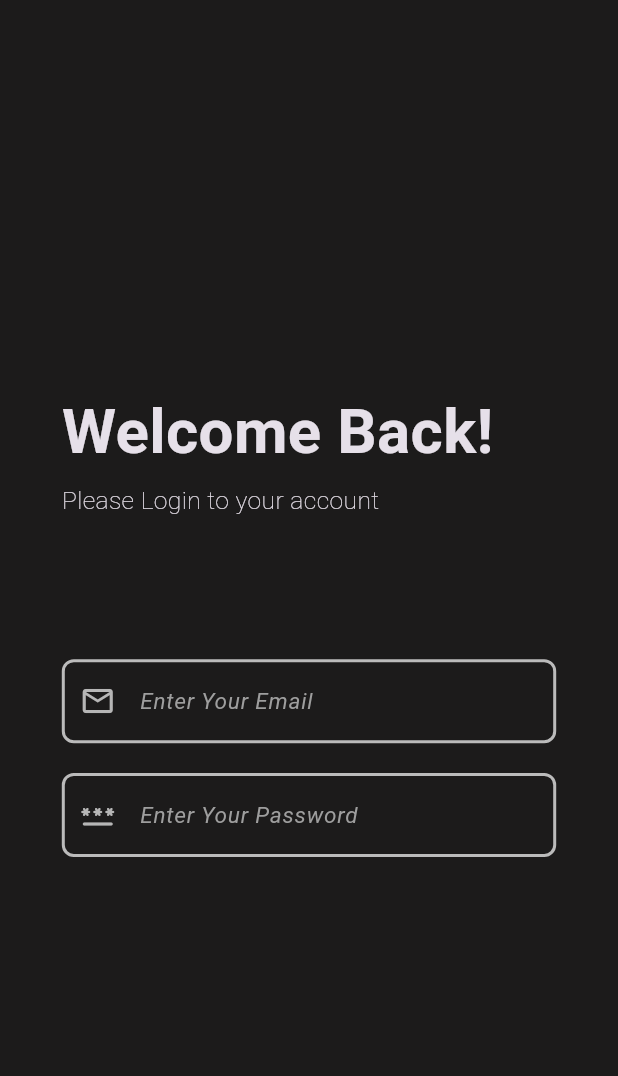
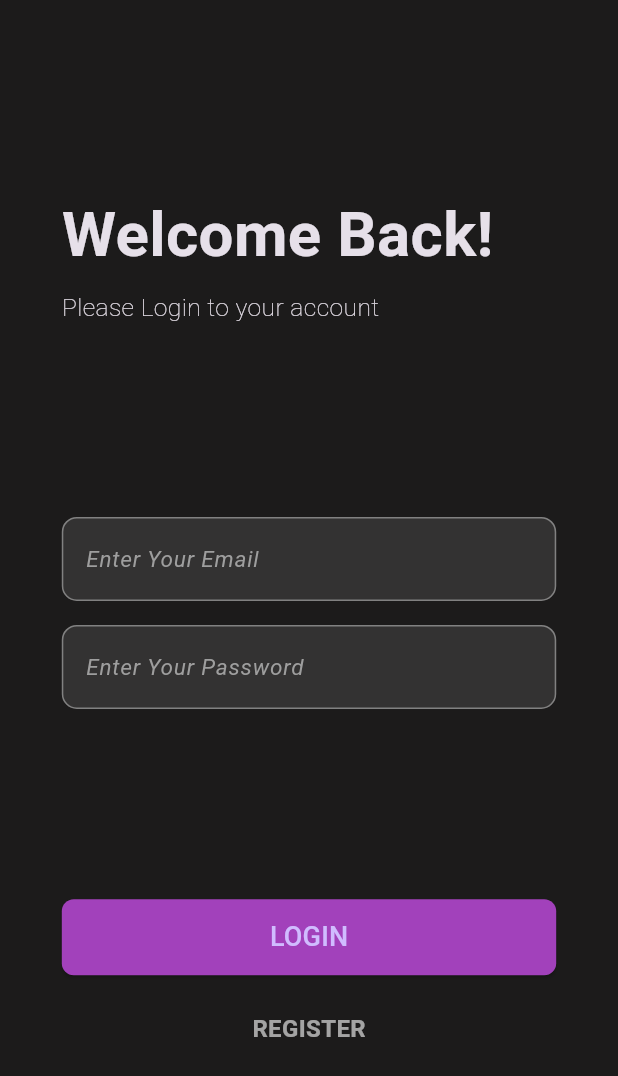
Before and after one commit to itzankitks/BanterHub, a Flutter app: the screen it shows after launch, on a phone screen of 412 x 824 dp. Shown: the top 1076 px of the screen. Run offline on Flutter 3.47's test engine with Material 3 defaults, Android fonts, the light colour scheme and no system bars; our stand-ins replace firebase_auth, firebase_core, image_picker; accounts and stored records are empty; generated files the repository leaves out were written again.

Commit message:
Added the login and signup page. with a navigator and media service.

```diff
--- a/lib/main.dart
+++ b/lib/main.dart
@@ -1,8 +1,12 @@
+// ignore_for_file: unused_import, no_leading_underscores_for_local_identifiers
+
 import 'package:flutter/material.dart';
 import 'package:firebase_core/firebase_core.dart';
 import 'firebase_options.dart';
 
 import './pages/login_page.dart';
+import './pages/registration_page.dart';
+import './services/navigation_service.dart';
 
 void main() async {
   WidgetsFlutterBinding.ensureInitialized();
@@ -17,12 +21,17 @@ class MyApp extends StatelessWidget {
   Widget build(BuildContext context) {
     return MaterialApp(
       title: 'BanterHub',
+      navigatorKey: NavigationService.instance.navigatorKey,
       theme: ThemeData(
         brightness: Brightness.dark,
-        primaryColor: Color.fromRGBO(42, 117, 188, 1),
+        primaryColor: Color.fromRGBO(162, 65, 187, 1),
         scaffoldBackgroundColor: Color.fromRGBO(28, 27, 27, 1),
       ),
-      home: LoginPage(),
+      initialRoute: "login",
+      routes: {
+        "login": (BuildContext _context) => LoginPage(),
+        "register": (BuildContext _context) => RegistrationPage(),
+      },
       debugShowCheckedModeBanner: false,
     );
   }
--- a/lib/pages/login_page.dart
+++ b/lib/pages/login_page.dart
@@ -1,6 +1,14 @@
+// ignore_for_file: no_leading_underscores_for_local_identifiers
+
+import 'package:banterhub/services/snackbar_service.dart';
 import 'package:flutter/material.dart';
+import 'package:provider/provider.dart';
+import '../providers/auth_provider.dart';
+import "../services/navigation_service.dart";
 
 class LoginPage extends StatefulWidget {
+  const LoginPage({super.key});
+
   @override
   State<StatefulWidget> createState() {
     return _LoginPageState();
@@ -10,81 +18,101 @@ class LoginPage extends StatefulWidget {
 class _LoginPageState extends State<LoginPage> {
   late double _deviceHeight;
   late double _deviceWidth;
+
   late GlobalKey<FormState> _formKey;
+  late AuthProvider _auth;
+
+  late String _email;
+  late String _password;
 
   _LoginPageState() {
     _formKey = GlobalKey<FormState>();
+    _email = "";
+    _password = "";
   }
 
   @override
   Widget build(BuildContext context) {
     _deviceHeight = MediaQuery.of(context).size.height;
     _deviceWidth = MediaQuery.of(context).size.width;
+
     return Scaffold(
       backgroundColor: Theme.of(context).scaffoldBackgroundColor,
-      body: Align(
-        alignment: Alignment.center,
+      body: Center(
+        child: ChangeNotifierProvider<AuthProvider>.value(
+          value: AuthProvider.instance,
+          child: SingleChildScrollView(
+            child: ConstrainedBox(
+              constraints: BoxConstraints(
+                minHeight: _deviceHeight,
+              ),
+              child: Padding(
+                padding: EdgeInsets.symmetric(horizontal: _deviceWidth * 0.1),
+                child: IntrinsicHeight(
                   child: _loginPageUI(),
+                ),
+              ),
+            ),
+          ),
+        ),
       ),
     );
   }
 
   Widget _loginPageUI() {
-    return Container(
-      height: _deviceHeight * 0.6,
-      alignment: Alignment.center,
-      padding: EdgeInsets.symmetric(horizontal: _deviceWidth * 0.10),
-      child: Column(
+    return Builder(
+      builder: (BuildContext _context) {
+        SnackBarService.instance.buildContext = _context;
+        _auth = Provider.of<AuthProvider>(_context);
+        return Column(
           mainAxisAlignment: MainAxisAlignment.spaceEvenly,
-        mainAxisSize: MainAxisSize.max,
           crossAxisAlignment: CrossAxisAlignment.start,
           children: <Widget>[
             _headingWidget(),
-          _inputForm(),
+            _inputFields(),
+            _logInPageButtons(),
           ],
-      ),
+        );
+      },
     );
   }
 
   Widget _headingWidget() {
-    return Container(
-      height: _deviceHeight * 0.12,
-      child: Column(
-        mainAxisAlignment: MainAxisAlignment.spaceEvenly,
+    return Column(
       crossAxisAlignment: CrossAxisAlignment.start,
-        mainAxisSize: MainAxisSize.max,
       children: <Widget>[
         Text(
           "Welcome Back!",
           style: TextStyle(
-                fontSize: _deviceWidth * 0.1, fontWeight: FontWeight.w700),
+            fontSize: _deviceWidth * 0.1,
+            fontWeight: FontWeight.w700,
           ),
+        ),
+        SizedBox(height: 8),
         Text(
           "Please Login to your account",
           style: TextStyle(
-                fontSize: _deviceWidth * 0.04, fontWeight: FontWeight.w200),
+            fontSize: _deviceWidth * 0.04,
+            fontWeight: FontWeight.w200,
+          ),
         ),
       ],
-      ),
     );
   }
 
-  Widget _inputForm() {
-    return Container(
-      height: _deviceHeight * 0.16,
-      child: Form(
-        // this key saves the state of the form... all the state data
+  Widget _inputFields() {
+    return Form(
       key: _formKey,
-        onChanged: () {},
+      onChanged: () {
+        _formKey.currentState?.save();
+      },
       child: Column(
-          mainAxisAlignment: MainAxisAlignment.spaceBetween,
-          mainAxisSize: MainAxisSize.max,
         crossAxisAlignment: CrossAxisAlignment.start,
         children: <Widget>[
           _emailTextField(),
+          SizedBox(height: 16),
           _passwordTextField(),
         ],
-        ),
       ),
     );
   }
@@ -92,34 +120,19 @@ class _LoginPageState extends State<LoginPage> {
   Widget _emailTextField() {
     return TextFormField(
       autocorrect: false,
-      style: TextStyle(color: Colors.white),
-      validator: (_input) {},
-      onSaved: (_input) {},
+      style: const TextStyle(color: Colors.white),
+      validator: (_input) {
+        return _input!.isNotEmpty && _input.contains("@")
+            ? null
+            : "Please Enter a valid Email";
+      },
+      onSaved: (_input) {
+        setState(() {
+          _email = _input!;
+        });
+      },
       cursorColor: Colors.white,
-      decoration: InputDecoration(
-        prefixIcon: const Icon(Icons.email_outlined),
-        prefixIconColor: const Color.fromARGB(255, 182, 182, 182),
-        hintText: "Enter Your Email",
-        hintStyle: const TextStyle(
-          fontSize: 15,
-          fontStyle: FontStyle.italic,
-          color: Colors.grey,
-        ),
-        focusedBorder: OutlineInputBorder(
-          borderRadius: BorderRadius.circular(8),
-          borderSide: const BorderSide(
-            color: Colors.white,
-            width: 2,
-          ),
-        ),
-        enabledBorder: OutlineInputBorder(
-          borderRadius: BorderRadius.circular(8),
-          borderSide: const BorderSide(
-            color: Colors.white70,
-            width: 2,
-          ),
-        ),
-      ),
+      decoration: _textFieldDecoration(hintText: "Enter Your Email"),
     );
   }
 
@@ -127,31 +140,95 @@ class _LoginPageState extends State<LoginPage> {
     return TextFormField(
       autocorrect: false,
       obscureText: true,
-      style: TextStyle(color: Colors.white),
-      validator: (_input) {},
-      onSaved: (_input) {},
+      style: const TextStyle(color: Colors.white),
+      validator: (_input) {
+        return _input!.isNotEmpty ? null : "Please Enter a Password";
+      },
+      onSaved: (_input) {
+        setState(() {
+          _password = _input!;
+        });
+      },
       cursorColor: Colors.white,
-      decoration: InputDecoration(
-        prefixIcon: const Icon(Icons.password_rounded),
-        prefixIconColor: const Color.fromARGB(255, 182, 182, 182),
-        hintText: "Enter Your Password",
+      decoration: _textFieldDecoration(hintText: "Enter Your Password"),
+    );
+  }
+
+  InputDecoration _textFieldDecoration({required String hintText}) {
+    return InputDecoration(
+      hintText: hintText,
       hintStyle: const TextStyle(
         fontSize: 15,
         fontStyle: FontStyle.italic,
         color: Colors.grey,
       ),
+      filled: true,
+      fillColor: Colors.white10,
       focusedBorder: OutlineInputBorder(
-          borderRadius: BorderRadius.circular(8),
-          borderSide: const BorderSide(
-            color: Colors.white,
-            width: 2,
+        borderRadius: BorderRadius.circular(10),
+        borderSide: const BorderSide(color: Colors.blue, width: 2),
+      ),
+      enabledBorder: OutlineInputBorder(
+        borderRadius: BorderRadius.circular(10),
+        borderSide: const BorderSide(color: Colors.white38, width: 1),
+      ),
+      errorBorder: OutlineInputBorder(
+        borderRadius: BorderRadius.circular(10),
+        borderSide: const BorderSide(color: Colors.red, width: 2),
+      ),
+    );
+  }
+
+  Widget _logInPageButtons() {
+    return Column(
+      children: [
+        _logInButton(),
+        SizedBox(height: 24),
+        _registerButton(),
+      ],
+    );
+  }
+
+  Widget _logInButton() {
+    return _auth.status == AuthStatus.Authenticating
+        ? const Center(
+            child: CircularProgressIndicator(),
+          )
+        : SizedBox(
+            width: double.infinity,
+            child: ElevatedButton(
+              onPressed: () {
+                if (_formKey.currentState!.validate()) {
+                  _auth.loginUserWithEmailAndPassword(_email, _password);
+                }
+              },
+              style: ElevatedButton.styleFrom(
+                padding: EdgeInsets.symmetric(vertical: _deviceHeight * 0.015),
+                shape: RoundedRectangleBorder(
+                  borderRadius: BorderRadius.circular(8.0),
+                ),
+                backgroundColor: Theme.of(context).primaryColor,
+              ),
+              child: const Text(
+                "LOGIN",
+                style: TextStyle(fontSize: 18, fontWeight: FontWeight.w500),
               ),
             ),
-        enabledBorder: OutlineInputBorder(
-          borderRadius: BorderRadius.circular(8),
-          borderSide: const BorderSide(
-            color: Colors.white70,
-            width: 2,
+          );
+  }
+
+  Widget _registerButton() {
+    return GestureDetector(
+      onTap: () {
+        NavigationService.instance.navigateTo("register");
+      },
+      child: Center(
+        child: Text(
+          "REGISTER",
+          style: TextStyle(
+            fontSize: 16,
+            fontWeight: FontWeight.w600,
+            color: Colors.white60,
           ),
         ),
       ),
--- /dev/null
+++ b/lib/providers/auth_provider.dart
@@ -0,0 +1,53 @@
+// ignore_for_file: constant_identifier_names, no_leading_underscores_for_local_identifiers, avoid_print
+
+import 'package:flutter/material.dart';
+import 'package:firebase_auth/firebase_auth.dart';
+
+import '../services/snackbar_service.dart';
+
+enum AuthStatus {
+  NotAuthenticated,
+  Authenticating,
+  Authenticated,
+  UserNotFound,
+  Error,
+}
+
+class AuthProvider extends ChangeNotifier {
+  late AuthStatus status;
+  late User user;
+  late FirebaseAuth _auth;
+
+  static AuthProvider instance = AuthProvider();
+
+  AuthProvider() {
+    _auth = FirebaseAuth.instance;
+    status = AuthStatus.NotAuthenticated;
+  }
+
+  void loginUserWithEmailAndPassword(String _email, String _password) async {
+    status = AuthStatus.Authenticating;
+    // which where component is listeing to AuthProvider Class
+    // The notify listerner will tell them that something changed
+    notifyListeners();
+    try {
+      UserCredential _userCredential = await _auth.signInWithEmailAndPassword(
+          email: _email, password: _password);
+      user = _userCredential.user!;
+      status = AuthStatus.Authenticated;
+      SnackBarService.instance
+          .showSnackBarSuccess("${user.email} Logged In Successfully");
+      SnackBarService.instance.showSnackBarSuccess("Welcome to BanterHub");
+      print("logged in successfully");
+      // Navigate to the home page
+      // Navigator.pushReplacementNamed(context, '/home');
+    } catch (e) {
+      status = AuthStatus.Error;
+      SnackBarService.instance.showSnackBarError("Error while Authenticating");
+      // Fluttertoast.showToast(msg: "Error While Authenticating");
+      print("login error");
+      print('Failed to sign in: $e');
+    }
+    notifyListeners();
+  }
+}
--- /dev/null
+++ b/lib/services/navigation_service.dart
@@ -0,0 +1,33 @@
+// ignore_for_file: no_leading_underscores_for_local_identifiers
+
+import 'package:flutter/material.dart';
+
+class NavigationService {
+  late GlobalKey<NavigatorState> navigatorKey;
+
+  static NavigationService instance = NavigationService();
+
+  NavigationService() {
+    navigatorKey = GlobalKey<NavigatorState>();
+  }
+
+  Future<dynamic> navigateToReplacment(String _routeName) {
+    return navigatorKey.currentState!.pushReplacementNamed(_routeName);
+  }
+
+  Future<dynamic> navigateTo(String _routeName) {
+    return navigatorKey.currentState!.pushNamed(_routeName);
+  }
+
+  Future<dynamic> navigateToRoute(MaterialPageRoute _route) {
+    return navigatorKey.currentState!.push(_route);
+  }
+
+  bool goBack() {
+    if (navigatorKey.currentState?.canPop() ?? false) {
+      navigatorKey.currentState?.pop();
+      return true;
+    }
+    return false;
+  }
+}
--- /dev/null
+++ b/lib/services/snackbar_service.dart
@@ -0,0 +1,41 @@
+// ignore_for_file: unnecessary_import, empty_constructor_bodies, no_leading_underscores_for_local_identifiers
+
+import 'package:flutter/material.dart';
+import 'package:flutter/widgets.dart';
+
+class SnackBarService {
+  late BuildContext _buildContext;
+  static SnackBarService instance = SnackBarService();
+
+  SnackBarService() {}
+
+  set buildContext(BuildContext _context) {
+    _buildContext = _context;
+  }
+
+  void showSnackBarError(String _message) {
+    ScaffoldMessenger.of(_buildContext).showSnackBar(
+      SnackBar(
+        duration: Duration(seconds: 2),
+        content: Text(
+          _message,
+          style: TextStyle(color: Colors.white, fontSize: 15),
+        ),
+        backgroundColor: Colors.red,
+      ),
+    );
+  }
+
+  void showSnackBarSuccess(String _message) {
+    ScaffoldMessenger.of(_buildContext).showSnackBar(
+      SnackBar(
+        duration: Duration(seconds: 2),
+        content: Text(
+          _message,
+          style: TextStyle(color: Colors.white, fontSize: 15),
+        ),
+        backgroundColor: Colors.green,
+      ),
+    );
+  }
+}
--- a/pubspec.yaml
+++ b/pubspec.yaml
@@ -41,8 +41,10 @@ dependencies:
   timeago: ^3.7.0
   image_picker: ^1.1.2
   flutter_spinkit: ^5.2.1
+  fluttertoast: ^8.2.10
   firebase_analytics: ^11.3.6
   firebase_storage: ^12.3.7
+  flutter_styled_toast: ^2.2.1
 
 dev_dependencies:
   flutter_test:
```
Also changed, not shown: lib/pages/registration_page.dart (added, +260 -0 lines), lib/services/media_service.dart (added, +16 -0 lines), pubspec.lock, 1 other file. Lines whose indentation alone changed are shown as unchanged.
